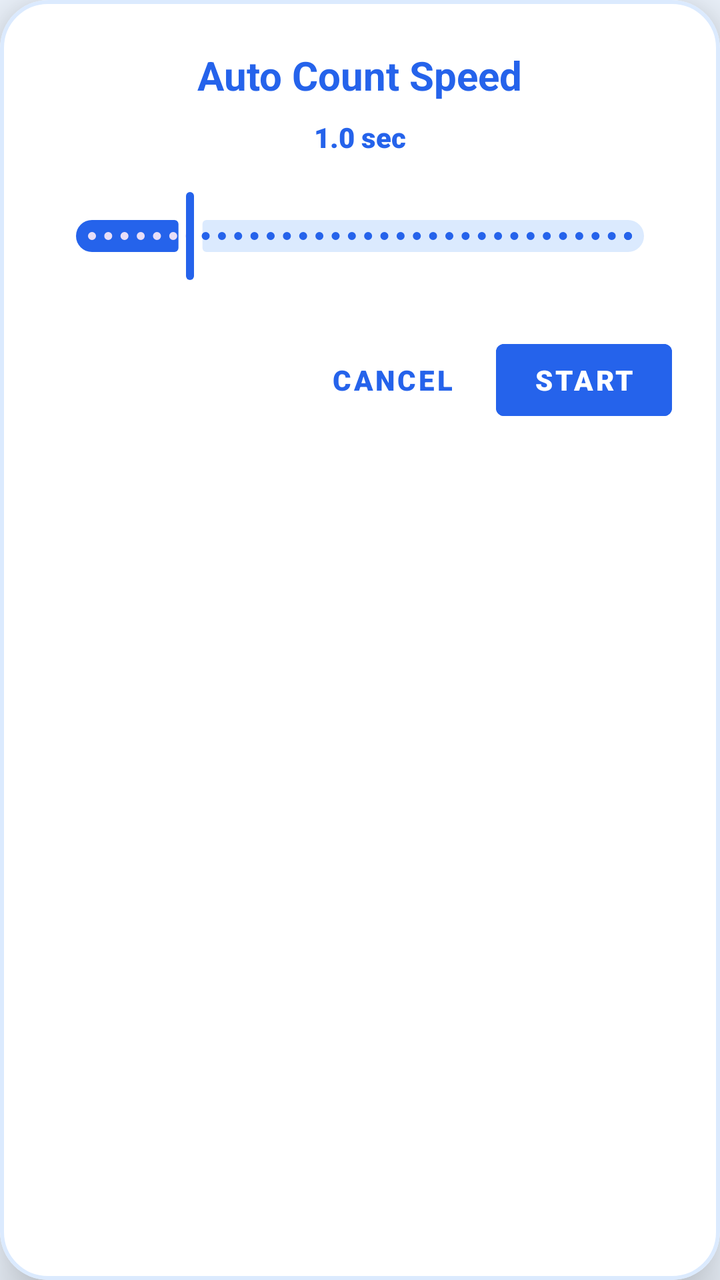
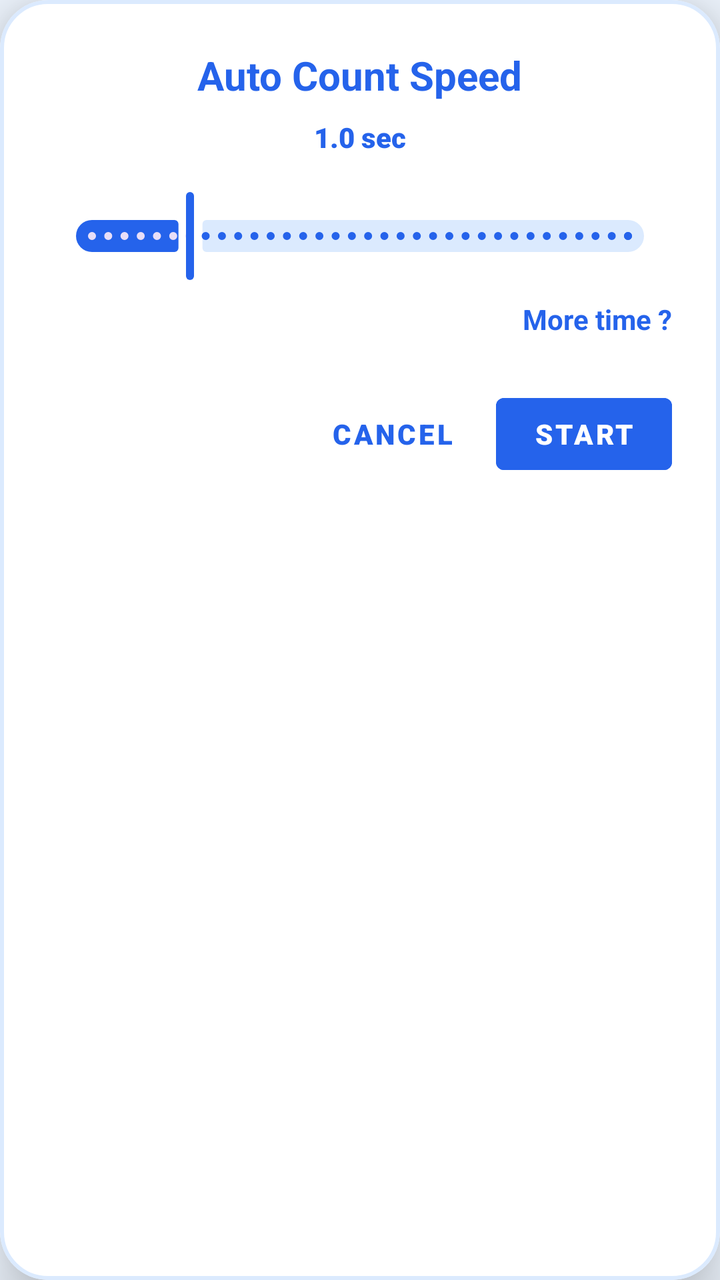

The first picture is an Android layout as it rendered before a commit; the second is the same layout after the commit. The layout source and the unified diff follow.
<!-- AndroidManifest.xml: application theme Theme.SmartTasbeeh -->
<!-- res/layout/dialog_auto_config.xml -->
<?xml version="1.0" encoding="utf-8"?>
<com.google.android.material.card.MaterialCardView xmlns:android="http://schemas.android.com/apk/res/android"
    xmlns:app="http://schemas.android.com/apk/res-auto"
    android:layout_width="320dp"
    android:layout_height="wrap_content"
    app:cardCornerRadius="24dp"
    app:cardElevation="16dp"
    app:cardBackgroundColor="@color/card_background"
    app:strokeColor="@color/card_stroke_color"
    app:strokeWidth="2dp">

    <LinearLayout
        android:layout_width="match_parent"
        android:layout_height="wrap_content"
        android:orientation="vertical"
        android:padding="24dp">

        <TextView
            android:layout_width="wrap_content"
            android:layout_height="wrap_content"
            android:text="Auto Count Speed"
            android:textSize="20sp"
            android:textStyle="bold"
            android:textColor="@color/tasbeeh_blue_primary"
            android:layout_gravity="center_horizontal"
            android:layout_marginBottom="8dp"/>
            
        <TextView
            android:id="@+id/tvSpeedValue"
            android:layout_width="wrap_content"
            android:layout_height="wrap_content"
            android:text="1.0 sec"
            android:textSize="14sp"
            android:fontFamily="sans-serif-black"
            android:textColor="@color/tasbeeh_blue_primary"
            android:layout_gravity="center_horizontal"
            android:layout_marginBottom="16dp"/>

        <com.google.android.material.slider.Slider
            android:id="@+id/sliderSpeed"
            android:layout_width="match_parent"
            android:layout_height="wrap_content"
            android:valueFrom="0.1"
            android:valueTo="5.0"
            android:stepSize="0.1"
            android:value="1.0"
            app:thumbColor="@color/tasbeeh_blue_primary"
            app:trackColorActive="@color/tasbeeh_blue_primary"
            app:trackColorInactive="@color/card_stroke_color"/>

        <LinearLayout
            android:layout_width="match_parent"
            android:layout_height="wrap_content"
            android:orientation="horizontal"
            android:layout_marginTop="24dp"
            android:gravity="end">

            <Button
                android:id="@+id/btnCancelAuto"
                android:layout_width="wrap_content"
                android:layout_height="wrap_content"
                android:text="Cancel"
                android:fontFamily="sans-serif-black"
                android:textColor="@color/tasbeeh_blue_primary"
                style="@style/Widget.MaterialComponents.Button.TextButton"/>

            <Button
                android:id="@+id/btnStartAuto"
                android:layout_width="wrap_content"
                android:layout_height="wrap_content"
                android:text="Start"
                android:fontFamily="sans-serif-black"
                style="@style/Widget.MaterialComponents.Button.UnelevatedButton"
                android:backgroundTint="@color/tasbeeh_blue_primary"
                android:textColor="@android:color/white"
                android:layout_marginStart="8dp"/>
        </LinearLayout>

    </LinearLayout>
</com.google.android.material.card.MaterialCardView>
<!-- resources referenced by this layout -->
<resources>
  <color name="card_background">#FFFFFF</color>
  <color name="card_stroke_color">#DBEAFE</color>
  <color name="tasbeeh_blue_primary">#2563EB</color>
  <style name="Theme.SmartTasbeeh" parent="Base.Theme.SmartTasbeeh" />
  <style name="Base.Theme.SmartTasbeeh" parent="Theme.Material3.DayNight.NoActionBar">
          <item name="colorPrimary">@color/tasbeeh_blue_primary</item>
          <item name="colorPrimaryVariant">@color/tasbeeh_blue_dark</item>
          <item name="colorOnPrimary">@color/white</item>
  
          <item name="android:statusBarColor">@color/tasbeeh_blue_dark</item>
          <item name="android:windowLightStatusBar">false</item>
  
          <item name="android:windowBackground">@color/background_light</item>
          <item name="android:textColor">@color/text_primary</item>
      </style>
  <color name="tasbeeh_blue_dark">#1E3A8A</color>
  <color name="white">#FFFFFFFF</color>
  <color name="background_light">#EFF6FF</color>
  <color name="text_primary">#0F172A</color>
</resources>

<!-- the commit's change to res/layout/dialog_auto_config.xml (unified diff, before → after) -->
@@ -48,6 +48,19 @@
             app:trackColorActive="@color/tasbeeh_blue_primary"
             app:trackColorInactive="@color/card_stroke_color"/>
 
+        <TextView
+            android:id="@+id/tvMoreTime"
+            android:layout_width="wrap_content"
+            android:layout_height="wrap_content"
+            android:text="More time ?"
+            android:textSize="14sp"
+            android:textStyle="bold"
+            android:textColor="@color/tasbeeh_blue_primary"
+            android:layout_gravity="end"
+            android:layout_marginTop="8dp"
+            android:clickable="true"
+            android:focusable="true"/>
+
         <LinearLayout
             android:layout_width="match_parent"
             android:layout_height="wrap_content"
